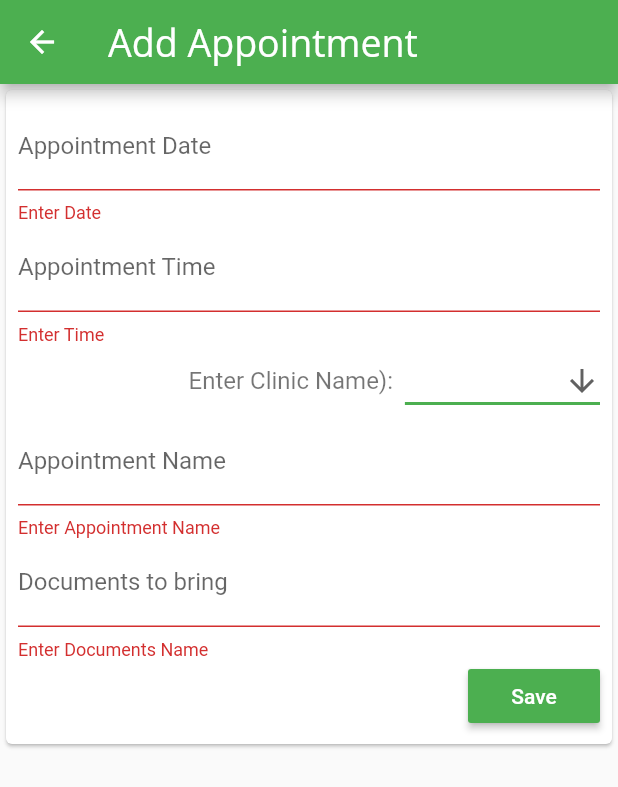
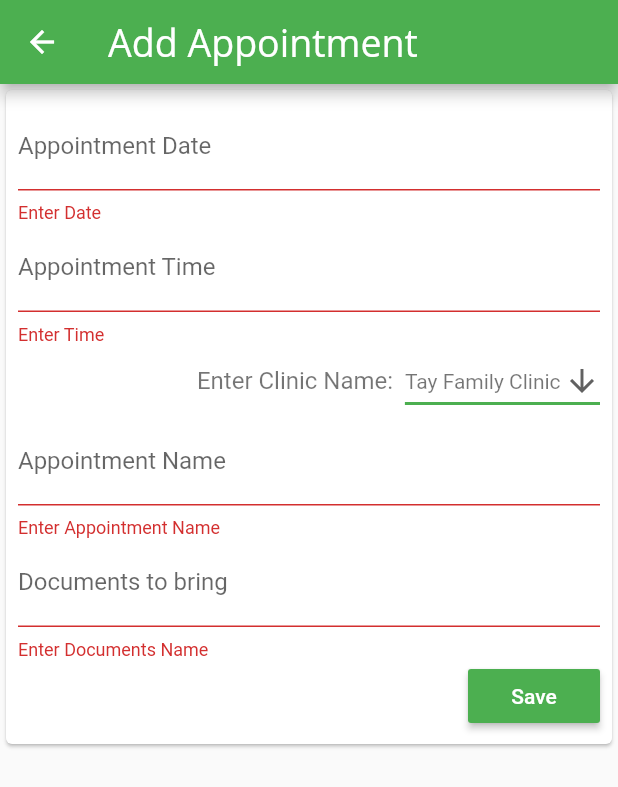
Before and after one commit to GPHofficial/my_medical_journal, a Flutter app: the AddAppointment screen opened directly, after a tap on "Save", on a phone screen of 412 x 824 dp. Shown: the top 787 px of the screen. Run offline on Flutter 3.47's test engine with Material 2 defaults, Android fonts, the phone set to English and light mode, and no system bars; our stand-ins replace cloud_firestore, firebase_analytics, firebase_auth, font_awesome_flutter, google_maps_flutter, google_sign_in; missing offline and left inert: flutter_auth_buttons, mailer, reflectable; accounts and stored records are empty; statements that could not run were skipped; project files that could hold a hidden picture were left out.

Commit message:
appointment emailing

```diff
--- a/lib/appointment_manager.dart
+++ b/lib/appointment_manager.dart
@@ -11,7 +11,7 @@ class AppointmentManager{
 
   Appointment addappointment(String _Date, String _Time, int _c_name, int _a_name, int _documents)
   {
-    //appointment newappointment = new appointment.withInfo(_appointment, _nickname, _reminders, _dosage, _frequency, _quantity, _specialInfo);
+    //appointment newappointment = new appointment.withInfo(_Date, String _Time, int _c_name, int _a_name, int _documents, _specialInfo);
 
     Map<String,dynamic> write = new Map();
     write['Date'] = _Date;
--- a/lib/controller/appointment_controller.dart
+++ b/lib/controller/appointment_controller.dart
@@ -13,8 +13,8 @@ class AppointmentController{
     listenObservers();
   }
 
-  void addAppointment(Appointment Appointment){
-    firestore.createDocument(Appointment);
+  void addAppointment(Appointment appointment){
+    firestore.createDocument(appointment);
   }
 
   Future<Appointment> getAppointment(String generatedId) async{
--- a/lib/pages/add_appointment.dart
+++ b/lib/pages/add_appointment.dart
@@ -3,6 +3,10 @@ import 'package:my_medical_journal/controller/appointment_controller.dart';
 import '../entities/appointment.dart';
 import 'list_appointment.dart';
 import '../appointment_manager.dart';
+//Email
+import 'package:mailer/mailer.dart';
+import 'package:mailer/smtp_server/mailgun.dart';
+import 'package:mailer/smtp_server.dart';
 
 class AddAppointment extends StatefulWidget {
   AddAppointment({Key key, this.generatedId}) : super(key: key);
@@ -15,8 +19,8 @@ class AddAppointmentState extends State<AddAppointment> {
   AddAppointmentState(this.generatedId);
   String generatedId;
   final _formKey = GlobalKey<FormState>();
-  String dropdownValue = 'One';
-  var strtoint = {'One':1,'Two':2,'Three':3,'Four':4};
+  String dropdownValue = 'Tay Family Clinic';
+  //var strtoint = {'One':1,'Two':2,'Three':3,'Four':4};
   var textEditingControllers = {
     "Date": new TextEditingController(),
     "Time": new TextEditingController(),
@@ -103,9 +107,9 @@ class AddAppointmentState extends State<AddAppointment> {
                   Row(
                     mainAxisAlignment: MainAxisAlignment.end,
                     children: <Widget>[
-                      Text("Enter Clinic Name):  ", style:TextStyle(color:Colors.black54,fontSize: 16)),
+                      Text("Enter Clinic Name:  ", style:TextStyle(color:Colors.black54,fontSize: 16)),
                       DropdownButton<String>(
-                        value: dropdownValue,
+                        value:  dropdownValue,
                         icon: Icon(Icons.arrow_downward),
                         iconSize: 24,
                         elevation: 16,
@@ -141,7 +145,7 @@ class AddAppointmentState extends State<AddAppointment> {
                       return null;
                     },
                     onSaved: (input){
-                      widget._newAppointment.setClinicName(input);
+                      widget._newAppointment.setAppointName(input);
                     },
                   ),
                   TextFormField(
@@ -194,11 +198,11 @@ class AddAppointmentState extends State<AddAppointment> {
 
       // Appointment Appointment = new Appointment.set(
       //   widget._newAppointment.Appointment,
-      //   widget._newAppointment.nickname,
+      //   widget._newAppointment.Date,
       //   null, // _reminders
-      //   widget._newAppointment.dosage,
-      //   widget._newAppointment.frequency,
-      //   widget._newAppointment.quantity,
+      //   widget._newAppointment.Time,
+      //   widget._newAppointment.clinicname,
+      //   widget._newAppointment.documents,
       //   null, //special Info)
       // );
       if(generatedId == null){
@@ -208,6 +212,26 @@ class AddAppointmentState extends State<AddAppointment> {
         appointmentController.editAppointment(widget._newAppointment);
       }
 
+
+      String username = "postmaster@sandbox112b85c566be4b2e90859ffbb28a656b.mailgun.org";
+      String password = "7e22935c79f897d6b04cc67738dd93e7-ed4dc7c4-5c5d55cb";
+      final smtpServer = mailgun(username, password);
+      final message = new Message()
+        ..from = new Address(username, 'Kee Kong')
+        ..recipients.add('taykeekong@gmail.com')
+        ..subject = 'Booking of Medical Appointment'
+        ..text = 'Date: ' + widget._newAppointment.date + '\nTime: ' + widget._newAppointment.time + '\nClinic Name: ' + widget._newAppointment.clinicName + '\nAppointment Name: ' + widget._newAppointment.appointName;
+      // Finally, send it!
+      try {
+      final sendReport = send(message, smtpServer);
+      print('Message sent: ' + sendReport.toString());
+      }
+     on MailerException catch (e) {
+     print('Message not sent.');
+      for (var p in e.problems) {
+        print('Problem: ${p.code}: ${p.msg}');
+     }
+    }
       Navigator.of(context).push(new MaterialPageRoute(
           builder: (BuildContext context) => new appointmentPage()));
     }
--- a/lib/pages/list_appointment.dart
+++ b/lib/pages/list_appointment.dart
@@ -111,7 +111,7 @@ class appointmentPageState extends State<appointmentPage> {
         title: new Row(
           children: <Widget>[
             new Text(
-              "appointment Tracker",
+              "Appointment Tracker",
               style: new TextStyle(
                   color: Colors.white, fontSize: 30, fontFamily: 'OpenSans'),
             ),
--- a/pubspec.yaml
+++ b/pubspec.yaml
@@ -19,10 +19,10 @@ environment:
 dependencies:
   flutter:
     sdk: flutter
-
+  url_launcher: ^5.0.3
   flutter_localizations:
     sdk: flutter
-
+  mailer: any
   # Add the dependency for the Firebase Core Flutter SDK
   firebase_core: ^0.4.0+9
 
@@ -33,7 +33,6 @@ dependencies:
   google_sign_in: 4.2.0
   firebase_auth: ^0.14.0+5
   flutter_auth_buttons:
-
   google_maps_flutter: ^0.5.11
   font_awesome_flutter: ^8.2.0
   reflectable: any
```
Also changed, not shown: pubspec.lock, 1 other file.
